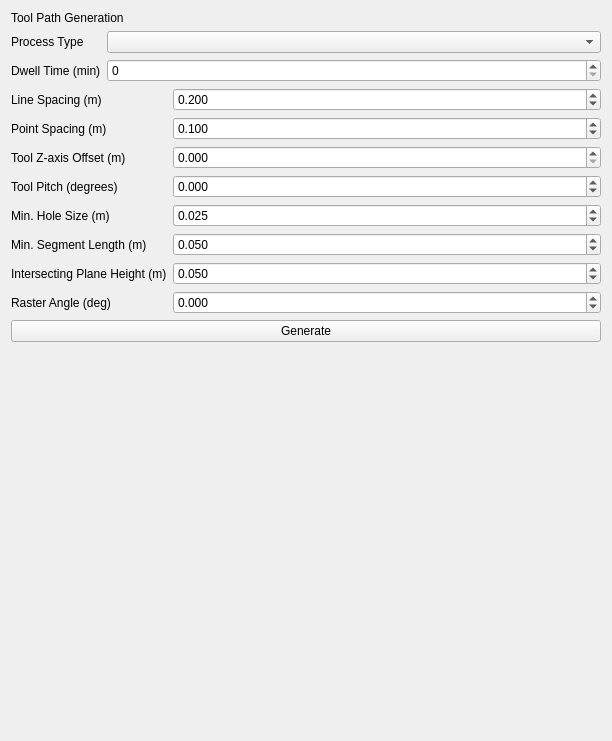
Before: the Qt Designer form src/Toolpath-Offline-Planning/opp_gui/ui/tool_path_parameters_editor.ui in xp220340/toolpath, drawn with Qt 5.
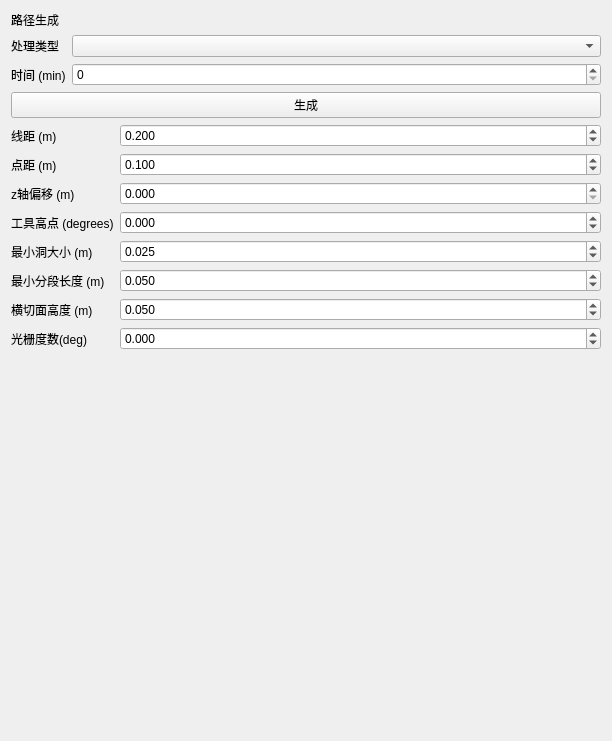
After: the same form once the commit is applied.

Diff of the .ui file:
```diff
--- a/src/Toolpath-Offline-Planning/opp_gui/ui/tool_path_parameters_editor.ui
+++ b/src/Toolpath-Offline-Planning/opp_gui/ui/tool_path_parameters_editor.ui
@@ -17,7 +17,7 @@
    <item>
     <widget class="QLabel" name="label_tool_path_generation">
      <property name="text">
-      <string>Tool Path Generation</string>
+      <string>路径生成</string>
      </property>
     </widget>
    </item>
@@ -26,25 +26,32 @@
      <item row="0" column="0">
       <widget class="QLabel" name="label_process_type">
        <property name="text">
-        <string>Process Type</string>
+        <string>处理类型</string>
        </property>
       </widget>
      </item>
      <item row="0" column="1">
       <widget class="QComboBox" name="combo_box_process_type"/>
      </item>
-     <item row="1" column="0">
-      <widget class="QLabel" name="label_dwell_time">
-       <property name="text">
-        <string>Dwell Time (min)</string>
-       </property>
-      </widget>
-     </item>
      <item row="1" column="1">
       <widget class="QSpinBox" name="spin_box_dwell_time"/>
      </item>
+     <item row="1" column="0">
+      <widget class="QLabel" name="label_dwell_time">
+       <property name="text">
+        <string>时间 (min)</string>
+       </property>
+      </widget>
+     </item>
     </layout>
    </item>
+   <item>
+    <widget class="QPushButton" name="push_button_generate">
+     <property name="text">
+      <string>生成</string>
+     </property>
+    </widget>
+   </item>
    <item>
     <layout class="QFormLayout" name="form_layout_tpp_parameters">
      <item row="0" column="0">
@@ -53,7 +60,7 @@
         <string extracomment="Spacing between adjacent toolpath segments (in meters)"/>
        </property>
        <property name="text">
-        <string>Line Spacing (m)</string>
+        <string>线距 (m)</string>
        </property>
       </widget>
      </item>
@@ -76,7 +83,7 @@
         <string extracomment="Spacing between adjacent waypoints on a segment (in meters)"/>
        </property>
        <property name="text">
-        <string>Point Spacing (m)</string>
+        <string>点距 (m)</string>
        </property>
       </widget>
      </item>
@@ -99,7 +106,7 @@
         <string extracomment="Tool offset along the z-axis from each waypoint (in meters)"/>
        </property>
        <property name="text">
-        <string>Tool Z-axis Offset (m)</string>
+        <string>z轴偏移 (m)</string>
        </property>
       </widget>
      </item>
@@ -119,7 +126,7 @@
         <string extracomment="The minimum surface hole size for which the tool path planner will break a segment (in meters)"/>
        </property>
        <property name="text">
-        <string>Min. Hole Size (m)</string>
+        <string>最小洞大小 (m)</string>
        </property>
       </widget>
      </item>
@@ -142,7 +149,7 @@
         <string extracomment="Minimum length of a toolpath segment (in meters)"/>
        </property>
        <property name="text">
-        <string>Min. Segment Length (m)</string>
+        <string>最小分段长度 (m)</string>
        </property>
       </widget>
      </item>
@@ -162,7 +169,7 @@
      <item row="6" column="0">
       <widget class="QLabel" name="label_intersecting_plane_height">
        <property name="text">
-        <string>Intersecting Plane Height (m)</string>
+        <string>横切面高度 (m)</string>
        </property>
       </widget>
      </item>
@@ -179,7 +186,7 @@
      <item row="7" column="0">
       <widget class="QLabel" name="label_raster_angle">
        <property name="text">
-        <string>Raster Angle (deg)</string>
+        <string>光栅度数(deg)</string>
        </property>
       </widget>
      </item>
@@ -199,7 +206,7 @@
      <item row="3" column="0">
       <widget class="QLabel" name="label_tool_pitch">
        <property name="text">
-        <string>Tool Pitch (degrees)</string>
+        <string>工具高点 (degrees)</string>
        </property>
       </widget>
      </item>
@@ -218,13 +225,6 @@
      </item>
     </layout>
    </item>
-   <item>
-    <widget class="QPushButton" name="push_button_generate">
-     <property name="text">
-      <string>Generate</string>
-     </property>
-    </widget>
-   </item>
    <item>
     <spacer name="verticalSpacer">
      <property name="orientation">
```
